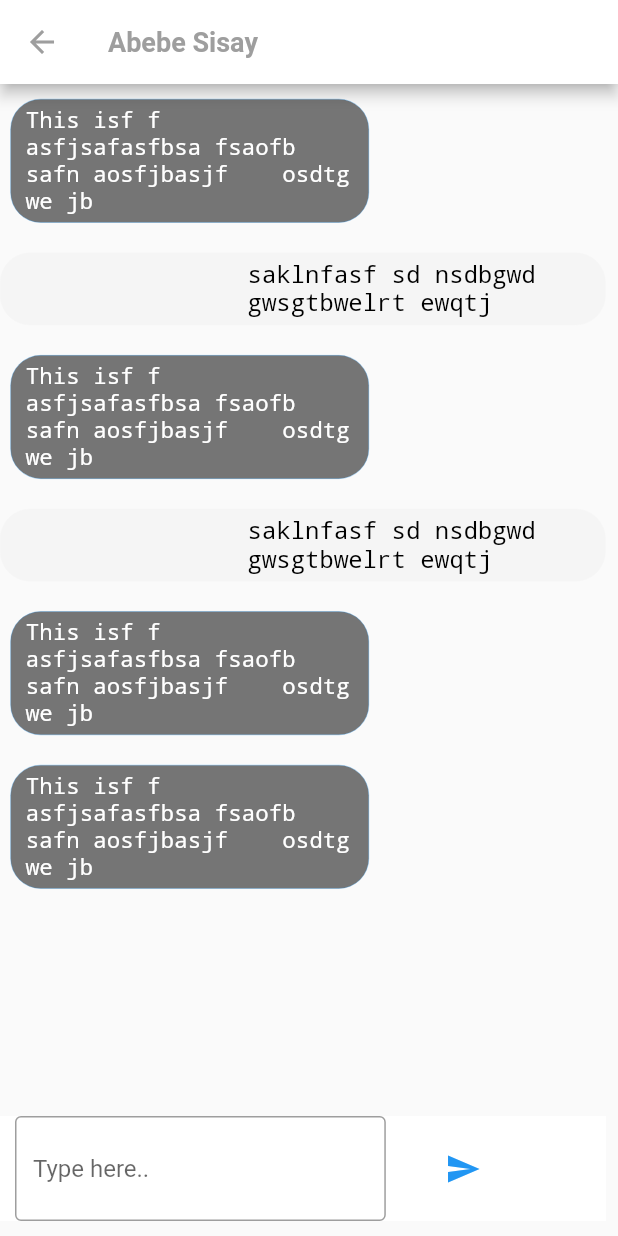
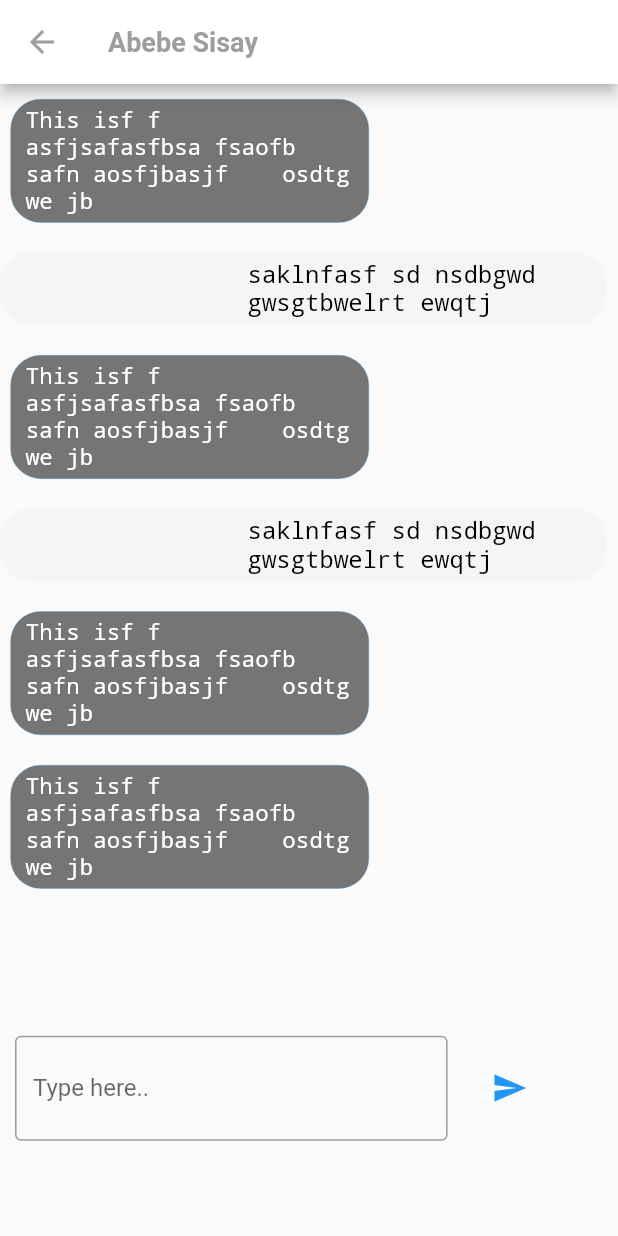
Before and after one commit to robel-milashu/RealChat, a Flutter app: the Chat screen opened directly, on a phone screen of 412 x 824 dp. Run offline on Flutter 3.47's test engine with Material 2 defaults, Android fonts, the phone set to English and light mode, and no system bars; our stand-ins replace sizer; network calls fail.

Commit message:
widget fix on chat typing widget

```diff
--- a/lib/screens/Char.dart
+++ b/lib/screens/Chat.dart
@@ -23,13 +23,14 @@ class _ChatState extends State<Chat> {
         iconTheme: IconThemeData(color: Colors.grey),
         title: Text("Abebe Sisay"),
       ),
-      body: Container(
+      body: SingleChildScrollView(
+        child: Container(
             width: screen.width * .98,
             height: screen.height * .98,
-          child: Stack(
+            child: Column(
               children: [
                 Container(
-                height: screen.height * .75,
+                  height: screen.height * .77,
                   child: SingleChildScrollView(
                     child: Column(
                       crossAxisAlignment: CrossAxisAlignment.start,
@@ -47,7 +48,7 @@ class _ChatState extends State<Chat> {
                 Positioned(
                   bottom: 10,
                   child: Container(
-                  color: Colors.white,
+                    //color: Colors.white,
                     width: screen.width,
                     child: Row(
                       children: [typeWidget(), sendBtn()],
@@ -56,6 +57,7 @@ class _ChatState extends State<Chat> {
                 ),
               ],
             )),
+      ),
     );
   }
 
@@ -107,13 +109,13 @@ class _ChatState extends State<Chat> {
 
   Widget sendBtn() {
     return Container(
-        width: screen.width * 0.25,
+        width: screen.width * 0.2,
         child: TextButton(onPressed: () {}, child: Icon(Icons.send)));
   }
 
   Widget typeWidget() {
     return Container(
-      width: screen.width * 0.6,
+      width: screen.width * 0.7,
       height: 70,
       //   color: Colors.yellow,
       margin: const EdgeInsets.only(left: 10),
--- a/lib/screens/Home.dart
+++ b/lib/screens/Home.dart
@@ -1,5 +1,6 @@
 import 'package:flutter/cupertino.dart';
 import 'package:flutter/material.dart';
+import 'package:tobiachat/screens/Settings.dart';
 import 'package:web_socket_channel/web_socket_channel.dart';
 
 import 'Online.dart';
@@ -68,7 +69,7 @@ class _MyHomePageState extends State<MyHomePage> {
               ),
               onPressed: () {
                 Navigator.push(context,
-                    MaterialPageRoute(builder: (context) => MyHomePage()));
+                    MaterialPageRoute(builder: (context) => Settings()));
               }),
         ],
       ),
--- a/lib/screens/Online.dart
+++ b/lib/screens/Online.dart
@@ -1,7 +1,7 @@
 import 'package:flutter/cupertino.dart';
 import 'package:flutter/material.dart';
 
-import 'Char.dart';
+import 'Chat.dart';
 
 class Online extends StatefulWidget {
   @override
```
Also changed, not shown: lib/screens/Settings.dart (+6 -1 lines). Lines whose indentation alone changed are shown as unchanged.
